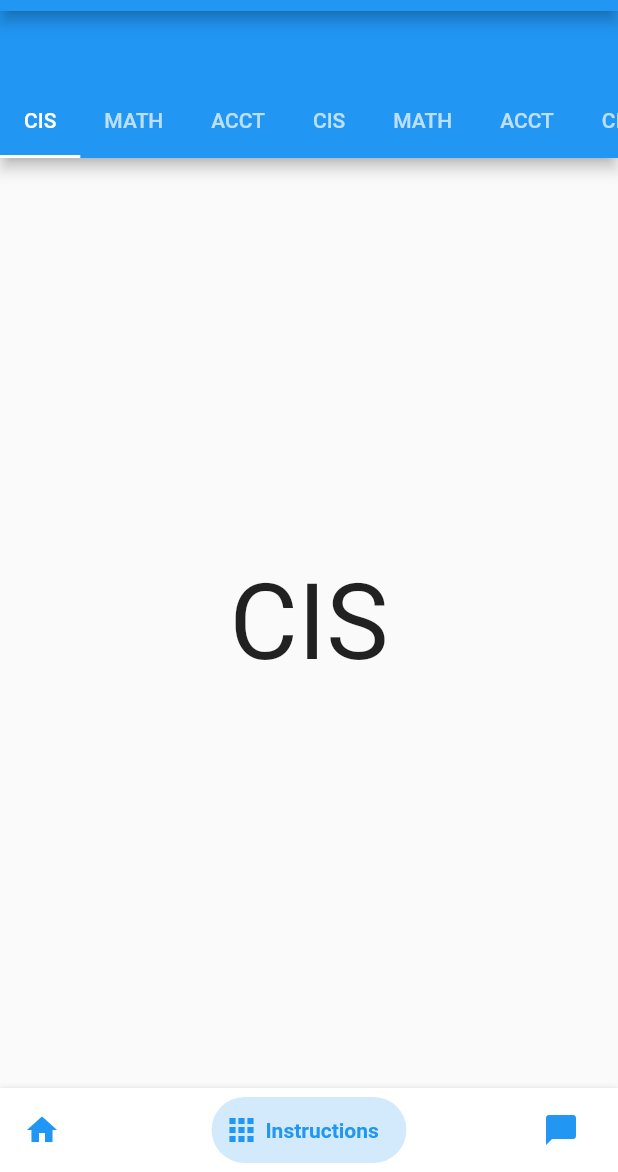
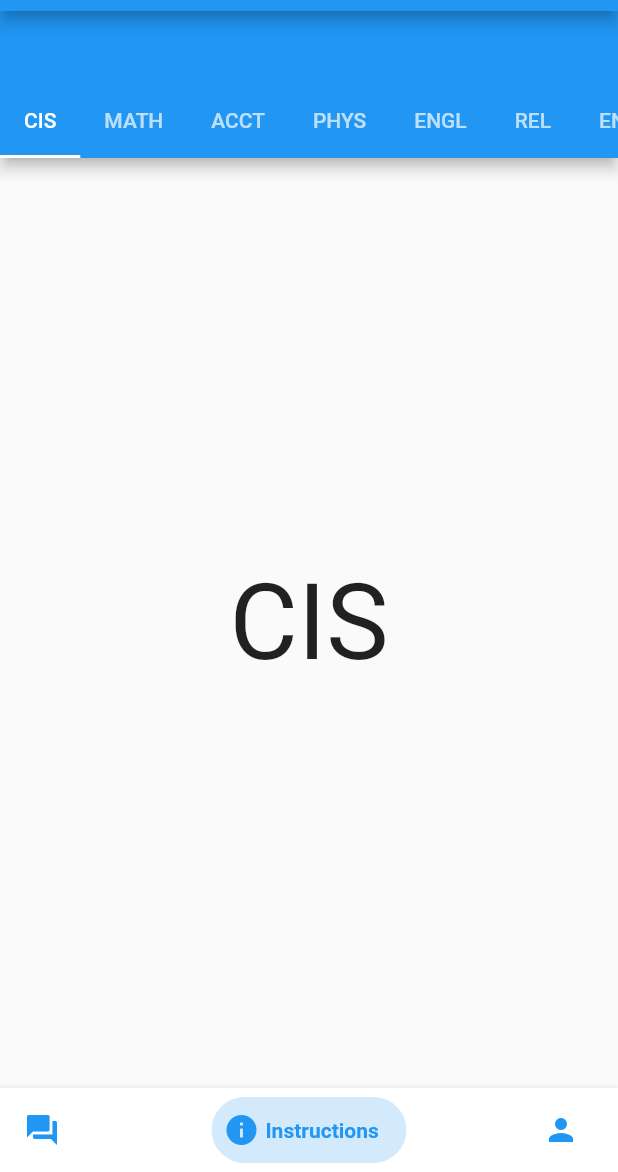
Before and after one commit to flybaflyba/Request-Handling-TA, a Flutter app: the screen it shows after launch, swiped to page 2, on a phone screen of 412 x 824 dp, the part 64-1236 px from its top. Run offline on Flutter 3.47's test engine with Material 2 defaults, Android fonts, the phone set to English and light mode, and no system bars; drawn by our look-alikes of bottom_navy_bar; our stand-ins replace cloud_firestore, email_validator, firebase_auth, firebase_core, fluttertoast; missing offline and left inert: flutter_picker; accounts and stored records are empty.

Commit message:
Minor changes

```diff
--- a/lib/HomePage.dart
+++ b/lib/HomePage.dart
@@ -65,15 +65,15 @@ class _HomePageState extends State<HomePage> {
         items: <BottomNavyBarItem>[
           BottomNavyBarItem(
               title: Text('Request'),
-              icon: Icon(Icons.home)
+              icon: Icon(Icons.question_answer)
           ),
           BottomNavyBarItem(
               title: Text('Instructions'),
-              icon: Icon(Icons.apps)
+              icon: Icon(Icons.info)
           ),
           BottomNavyBarItem(
               title: Text('TA Login'),
-              icon: Icon(Icons.chat_bubble)
+              icon: Icon(Icons.person)
           ),
         ],
       ),
--- a/lib/InfoPage.dart
+++ b/lib/InfoPage.dart
@@ -13,7 +13,7 @@ class InfoPage extends StatefulWidget {
 
 class _InfoPageState extends State<InfoPage> {
 
-  List tabs = ["CIS", "MATH", "ACCT", "CIS", "MATH", "ACCT", "CIS", "MATH", "ACCT", "CIS", "MATH", "ACCT"];
+  List tabs = ["CIS", "MATH", "ACCT", "PHYS", "ENGL", "REL", "ENTR", "ART", "BIOL", "BUSM", "HIST", "TESOL", "EIL"];
 
   @override
   Widget build(BuildContext context) {
```
